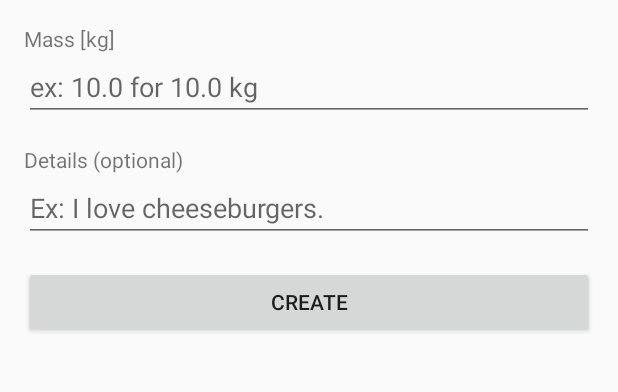
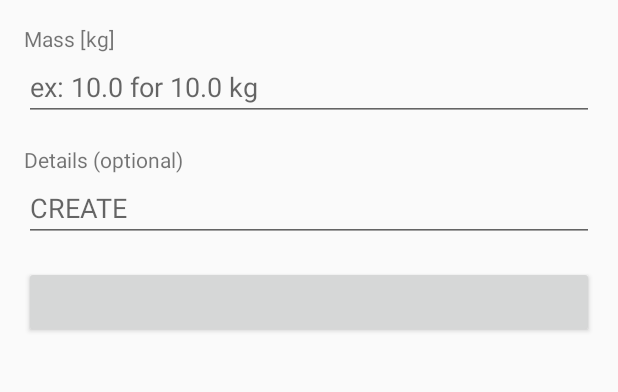
Before and after one commit to papashirogane/DodoApp, an Android app: the AddActivity screen opened directly, with no data from a screen before it, on a phone screen of 412 x 824 dp, the part 205-597 px from its top. Run offline under Robolectric (Android 15) with nearby library versions, the phone set to English and light mode, and no system bars.

```diff
--- a/app/src/main/java/com/example/learnandroid/AddActivity.java
+++ b/app/src/main/java/com/example/learnandroid/AddActivity.java
@@ -28,7 +28,19 @@ public class AddActivity extends BaseActivity {
         setSupportActionBar(toolbar);
         getSupportActionBar().setTitle("Create Your Dodo!");
 
+        setupHints();
         setupCreateButton();
+    }
+
+    private void setupHints() {
+        TextView textView = (TextView) findViewById(R.id.add_txtfillName);
+        textView.setHint(R.string.add_hintName);
+        textView = (TextView) findViewById(R.id.add_txtfillMass);
+        textView.setHint(R.string.add_hintMass);
+        textView = (TextView) findViewById(R.id.add_txtfillDetails);
+        textView.setHint(R.string.add_hintDetails);
+        Button button = (Button) findViewById(R.id.add_btnCreate);
+        textView.setHint(R.string.add_txtSubmit);
     }
 
     private void setupCreateButton() {
--- a/app/src/main/java/com/example/learnandroid/model/dodo/Dodo.java
+++ b/app/src/main/java/com/example/learnandroid/model/dodo/Dodo.java
@@ -1,11 +1,11 @@
 package com.example.learnandroid.model.dodo;
 
 public class Dodo {
-    private final String name;
-    public final double massKg;
+    public String name;
+    public double massKg;
     public double distDodoCaveM;
     public double maxSpeed; // change to be automatically inputted, although not shown
-    private final String details;
+    public String details;
 
     private int iconId;
 
--- a/app/src/main/res/layout/activity_add.xml
+++ b/app/src/main/res/layout/activity_add.xml
@@ -5,30 +5,6 @@
     android:layout_width="match_parent"
     android:layout_height="match_parent"
     tools:context=".AddActivity">
-
-
-    <TextView
-        android:id="@+id/add_txtMass"
-        android:layout_width="wrap_content"
-        android:layout_height="wrap_content"
-        android:layout_marginTop="16dp"
-        android:text="Mass [kg]"
-        android:textSize="14sp"
-        app:layout_constraintStart_toStartOf="@+id/add_txtName"
-        app:layout_constraintTop_toBottomOf="@+id/add_txtfillName" />
-
-    <TextView
-        android:id="@+id/add_txtName"
-        android:layout_width="wrap_content"
-        android:layout_height="wrap_content"
-        android:layout_marginStart="16dp"
-        android:layout_marginLeft="16dp"
-        android:layout_marginTop="16dp"
-        android:text="Name of dodo"
-        android:textSize="14sp"
-        app:layout_constraintStart_toStartOf="parent"
-        app:layout_constraintTop_toBottomOf="@+id/toolbarAdd" />
-
 
     <androidx.appcompat.widget.Toolbar
         android:id="@+id/toolbarAdd"
@@ -41,6 +17,28 @@
         app:layout_constraintStart_toStartOf="parent"
         app:layout_constraintTop_toTopOf="parent" />
 
+    <TextView
+        android:id="@+id/add_txtMass"
+        android:layout_width="wrap_content"
+        android:layout_height="wrap_content"
+        android:layout_marginTop="16dp"
+        android:text="@string/mass_kg"
+        android:textSize="14sp"
+        app:layout_constraintStart_toStartOf="@+id/add_txtName"
+        app:layout_constraintTop_toBottomOf="@+id/add_txtfillName" />
+
+    <TextView
+        android:id="@+id/add_txtName"
+        android:layout_width="wrap_content"
+        android:layout_height="wrap_content"
+        android:layout_marginStart="16dp"
+        android:layout_marginLeft="16dp"
+        android:layout_marginTop="16dp"
+        android:text="@string/name_of_dodo"
+        android:textSize="14sp"
+        app:layout_constraintStart_toStartOf="parent"
+        app:layout_constraintTop_toBottomOf="@+id/toolbarAdd" />
+
     <EditText
         android:id="@+id/add_txtfillName"
         android:layout_width="0dp"
@@ -48,7 +46,6 @@
         android:layout_marginEnd="16dp"
         android:layout_marginRight="16dp"
         android:ems="10"
-        android:hint="Ex: John Dodo"
         android:inputType="textPersonName"
         app:layout_constraintEnd_toEndOf="parent"
         app:layout_constraintStart_toStartOf="@+id/add_txtName"
@@ -59,7 +56,7 @@
         android:layout_width="wrap_content"
         android:layout_height="wrap_content"
         android:layout_marginTop="16dp"
-        android:text="Details (optional)"
+        android:text="@string/details_optional"
         app:layout_constraintStart_toStartOf="@+id/add_txtName"
         app:layout_constraintTop_toBottomOf="@+id/add_txtfillMass" />
 
@@ -68,7 +65,6 @@
         android:layout_width="0dp"
         android:layout_height="wrap_content"
         android:ems="10"
-        android:hint="Ex: I love cheeseburgers."
         android:inputType="textPersonName"
         app:layout_constraintEnd_toEndOf="@+id/add_txtfillName"
         app:layout_constraintStart_toStartOf="@+id/add_txtName"
@@ -79,7 +75,6 @@
         android:layout_width="0dp"
         android:layout_height="wrap_content"
         android:layout_marginTop="16dp"
-        android:text="CREATE"
         app:layout_constraintEnd_toEndOf="@+id/add_txtfillDetails"
         app:layout_constraintStart_toStartOf="@+id/add_txtfillDetails"
         app:layout_constraintTop_toBottomOf="@+id/add_txtfillDetails" />
@@ -89,7 +84,6 @@
         android:layout_width="0dp"
         android:layout_height="wrap_content"
         android:ems="10"
-        android:hint="ex: 10.0 for 10.0 kg"
         android:inputType="numberDecimal"
         app:layout_constraintEnd_toEndOf="@+id/add_txtfillName"
         app:layout_constraintStart_toStartOf="@+id/add_txtName"
--- a/app/src/main/res/values/strings.xml
+++ b/app/src/main/res/values/strings.xml
@@ -11,4 +11,12 @@
     <string name="home">home</string>
     <string name="dodo_list_select">Please select a dodo.</string>
     <string name="delete_caption">Please pick a dodo to delete.</string>
+    <string name="add_hintMass">ex: 10.0 for 10.0 kg</string>
+    <string name="add_txtSubmit">CREATE</string>
+    <string name="edit_txtSubmit">EDIT</string>
+    <string name="add_hintDetails">Ex: I love cheeseburgers.</string>
+    <string name="details_optional">Details (optional)</string>
+    <string name="add_hintName">Ex: John Dodo</string>
+    <string name="name_of_dodo">Name of dodo</string>
+    <string name="mass_kg">Mass [kg]</string>
 </resources>
```
Also changed, not shown: app/src/main/java/com/example/learnandroid/Edit2Activity.java (+49 -1 lines), app/src/main/res/layout/activity_edit2.xml (+1 -10 lines).
